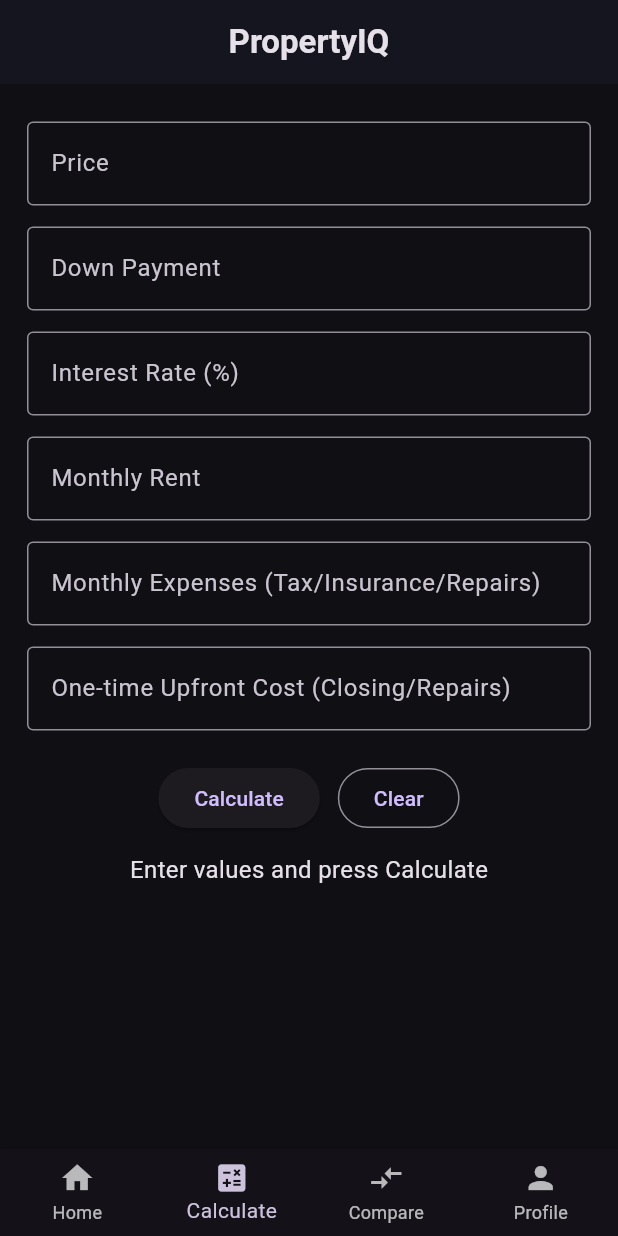
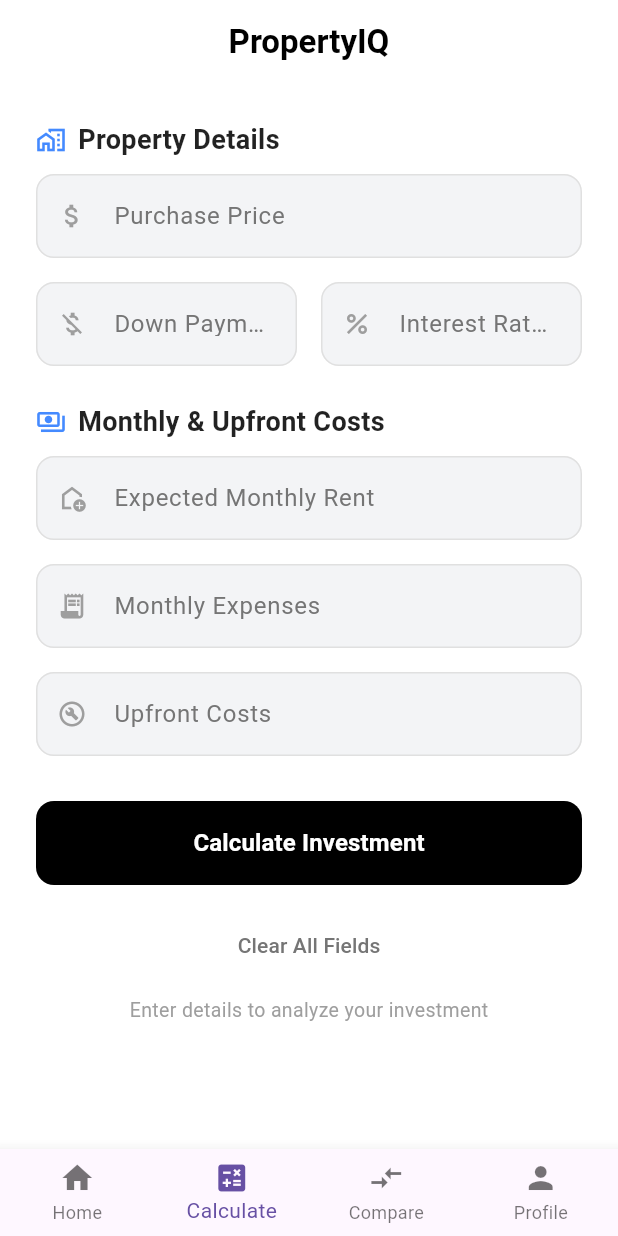
Before and after one commit to samarthnirula/propertyiq, a Flutter app: the screen it shows after launch, item 2 of the bottom bar chosen, on a phone screen of 412 x 824 dp. Run offline on Flutter 3.47's test engine with Material 3 defaults, Android fonts, the phone set to English and light mode, and no system bars.

Commit message:
merged UI changes

```diff
--- a/frontend/lib/pages/calculator_page.dart
+++ b/frontend/lib/pages/calculator_page.dart
@@ -12,6 +12,7 @@
 }
 
 class _CalculatorPageState extends State<CalculatorPage> {
+  // --- STATE & CONTROLLERS ---
   final price = TextEditingController();
   final down = TextEditingController();
   final rate = TextEditingController();
@@ -19,9 +20,11 @@
   final monthlyExpenses = TextEditingController();
   final oneTimeExpenses = TextEditingController();
 
-  String message = "Enter values and press Calculate";
+  String message = "Enter details to analyze your investment";
   CalcResponse? result;
   bool loading = false;
+
+  // --- LOGIC FUNCTIONS ---
 
   String? _validateInputs() {
     if (price.text.isEmpty ||
@@ -76,7 +79,7 @@
 
       setState(() {
         result = res;
-        message = "Calculated successfully. Tap 'Save to Compare' to store.";
+        message = "Calculated successfully.";
       });
     } catch (e) {
       setState(() => message = "Error: $e");
@@ -92,8 +95,18 @@
     PropertyStore.saved.add(PropertyItem(label: label, calc: result!));
 
     setState(() {
-      message = "Saved as $label. Go to Compare tab to select 2 properties.";
+      message = "Saved as $label. Check Compare tab.";
     });
+
+    if (mounted) {
+      ScaffoldMessenger.of(context).showSnackBar(
+        SnackBar(
+          content: Text("Saved as $label"),
+          backgroundColor: Colors.black87,
+          behavior: SnackBarBehavior.floating,
+        ),
+      );
+    }
   }
 
   void clearAll() {
@@ -106,101 +119,215 @@
 
     setState(() {
       result = null;
-      message = "Enter values and press Calculate";
+      message = "Enter details to analyze your investment";
     });
   }
 
-  Widget field(String label, TextEditingController c) {
-    return Padding(
-      padding: const EdgeInsets.symmetric(vertical: 7),
-      child: TextField(
-        controller: c,
-        keyboardType: TextInputType.number,
-        decoration: InputDecoration(labelText: label),
+  // --- UI BUILD METHOD ---
+
+  @override
+  Widget build(BuildContext context) {
+    return SingleChildScrollView(
+      padding: const EdgeInsets.all(24),
+      child: Column(
+        crossAxisAlignment: CrossAxisAlignment.start,
+        children: [
+          _buildSectionHeader("Property Details", Icons.home_work_outlined),
+          const SizedBox(height: 10),
+          _buildFormContainer([
+            _styledField("Purchase Price", price, Icons.attach_money),
+            const SizedBox(height: 16),
+            Row(
+              children: [
+                Expanded(child: _styledField("Down Payment", down, Icons.money_off)),
+                const SizedBox(width: 16),
+                Expanded(child: _styledField("Interest Rate %", rate, Icons.percent)),
+              ],
             ),
-    );
-  }
+          ]),
 
-  Widget resultRow(String label, String value, {Color? valueColor}) {
-    return Padding(
-      padding: const EdgeInsets.symmetric(vertical: 6),
-      child: Row(
-        mainAxisAlignment: MainAxisAlignment.spaceBetween,
-        children: [
-          Text(label, style: const TextStyle(fontSize: 18)),
-          Text(
-            value,
-            style: TextStyle(fontSize: 18, fontWeight: FontWeight.bold, color: valueColor),
+          const SizedBox(height: 24),
+          // Reverted Icon: payments_outlined
+          _buildSectionHeader("Monthly & Upfront Costs", Icons.payments_outlined),
+          const SizedBox(height: 10),
+          _buildFormContainer([
+            // Reverted Icon: add_home_outlined
+            _styledField("Expected Monthly Rent", rent, Icons.add_home_outlined),
+            const SizedBox(height: 16),
+            _styledField("Monthly Expenses", monthlyExpenses, Icons.receipt_long),
+            const SizedBox(height: 16),
+            _styledField("Upfront Costs", oneTimeExpenses, Icons.build_circle_outlined),
+          ]),
+
+         const SizedBox(height: 30),
+
+          // Action Buttons
+          SizedBox(
+            width: double.infinity,
+            height: 56,
+            child: ElevatedButton(
+              style: ElevatedButton.styleFrom(
+                backgroundColor: Colors.black,
+                foregroundColor: Colors.white,
+                elevation: 0,
+                shape: RoundedRectangleBorder(borderRadius: BorderRadius.circular(12)),
               ),
+              onPressed: loading ? null : calculate,
+              child: loading
+                ? const SizedBox(height: 24, width: 24, child: CircularProgressIndicator(color: Colors.white, strokeWidth: 2))
+                : const Text("Calculate Investment", style: TextStyle(fontSize: 16, fontWeight: FontWeight.bold)),
+            ),
+          ),
+
+          const SizedBox(height: 16),
+          Center(
+            child: TextButton(
+              onPressed: loading ? null : clearAll,
+              child: Text("Clear All Fields", style: TextStyle(color: Colors.grey[600])),
+            ),
+          ),
+
+          const SizedBox(height: 10),
+          Center(
+            child: Text(
+              message,
+              style: TextStyle(
+                color: message.contains("Error") ? Colors.red : Colors.grey[500],
+                fontSize: 13,
+              ),
+            ),
+          ),
+
+          if (result != null) _buildResultDashboard(result!),
+          const SizedBox(height: 40),
         ],
       ),
     );
   }
 
-  @override
-  Widget build(BuildContext context) {
-    final res = result;
+  // --- WIDGET HELPERS ---
 
-    return SingleChildScrollView(
-      padding: const EdgeInsets.all(18),
+  Widget _buildSectionHeader(String title, IconData icon) {
+    return Row(
+      children: [
+        Icon(icon, size: 20, color: Colors.blueAccent), // Kept blue accent for icons
+        const SizedBox(width: 8),
+        Text(
+          title,
+          style: const TextStyle(fontSize: 18, fontWeight: FontWeight.bold, color: Colors.black87)
+        ),
+      ],
+    );
+  }
+
+  Widget _buildFormContainer(List<Widget> children) {
+    return Column(children: children);
+  }
+
+  Widget _styledField(String label, TextEditingController c, IconData icon) {
+    return TextField(
+      controller: c,
+      keyboardType: const TextInputType.numberWithOptions(decimal: true),
+      style: const TextStyle(color: Colors.black87, fontWeight: FontWeight.w500),
+      decoration: InputDecoration(
+        labelText: label,
+        prefixIcon: Icon(icon, size: 20, color: Colors.grey[500]),
+      ),
+    );
+  }
+
+  Widget _buildResultDashboard(CalcResponse res) {
+    final bool isPositive = res.cashFlow >= 0;
+    final Color mainColor = isPositive ? const Color(0xFF10B981) : const Color(0xFFEF4444);
+
+    return Column(
+      children: [
+        const SizedBox(height: 24),
+        Container(
+          padding: const EdgeInsets.all(24),
+          decoration: BoxDecoration(
+            color: Colors.white,
+            borderRadius: BorderRadius.circular(20),
+            boxShadow: [
+              BoxShadow(
+                color: Colors.black.withOpacity(0.05),
+                blurRadius: 20,
+                offset: const Offset(0, 10),
+              )
+            ],
+            border: Border.all(color: Colors.grey.shade200),
+          ),
           child: Column(
             children: [
-          field("Price", price),
-          field("Down Payment", down),
-          field("Interest Rate (%)", rate),
-          field("Monthly Rent", rent),
-          field("Monthly Expenses (Tax/Insurance/Repairs)", monthlyExpenses),
-          field("One-time Upfront Cost (Closing/Repairs)", oneTimeExpenses),
-          const SizedBox(height: 14),
+              Text("Estimated Cash Flow", style: TextStyle(color: Colors.grey[500], fontSize: 14)),
+              const SizedBox(height: 8),
+              Text(
+                "\$${res.cashFlow.toStringAsFixed(2)}",
+                style: TextStyle(fontSize: 40, fontWeight: FontWeight.w800, color: mainColor),
+              ),
+              const SizedBox(height: 24),
 
-          Row(
-            mainAxisAlignment: MainAxisAlignment.center,
+              Divider(color: Colors.grey.shade100),
+              const SizedBox(height: 16),
+
+              GridView.count(
+                shrinkWrap: true,
+                physics: const NeverScrollableScrollPhysics(),
+                crossAxisCount: 2,
+                childAspectRatio: 2.2,
+                mainAxisSpacing: 12,
+                crossAxisSpacing: 12,
                 children: [
-              ElevatedButton(
-                onPressed: loading ? null : calculate,
-                child: Text(loading ? "Working..." : "Calculate"),
-              ),
-              const SizedBox(width: 12),
-              OutlinedButton(
-                onPressed: loading ? null : clearAll,
-                child: const Text("Clear"),
-              ),
+                  _summaryItem("ROI", "${res.roi.toStringAsFixed(2)}%", Colors.blueAccent),
+                  _summaryItem("Cap Rate", "${res.capRate.toStringAsFixed(2)}%", Colors.purpleAccent),
+                  _summaryItem("Mortgage", "\$${res.mortgagePayment.toStringAsFixed(0)}", Colors.orangeAccent),
+                  _summaryItem("Breakeven", res.breakevenYears == null ? "N/A" : "${res.breakevenYears!.toStringAsFixed(1)} yrs", Colors.teal),
                 ],
               ),
 
-          const SizedBox(height: 12),
-          Text(message, style: const TextStyle(fontSize: 16)),
-          const SizedBox(height: 16),
-
-          if (res != null)
-            Card(
-              child: Padding(
-                padding: const EdgeInsets.all(16),
-                child: Column(
-                  children: [
-                    resultRow("Mortgage", "\$${res.mortgagePayment.toStringAsFixed(2)}"),
-                    resultRow(
-                      "Cash Flow",
-                      "\$${res.cashFlow.toStringAsFixed(2)}/mo",
-                      valueColor: res.cashFlow >= 0 ? Colors.greenAccent : Colors.redAccent,
+              const SizedBox(height: 24),
+              SizedBox(
+                width: double.infinity,
+                height: 48,
+                child: OutlinedButton.icon(
+                  icon: const Icon(Icons.bookmark_border),
+                  label: const Text("Save to Compare"),
+                  style: OutlinedButton.styleFrom(
+                    foregroundColor: Colors.black87,
+                    side: BorderSide(color: Colors.grey.shade300),
+                    shape: RoundedRectangleBorder(borderRadius: BorderRadius.circular(12)),
                   ),
-                    resultRow("Cap Rate", "${res.capRate.toStringAsFixed(2)}%"),
-                    resultRow("ROI", "${res.roi.toStringAsFixed(2)}%"),
-                    resultRow(
-                      "Breakeven",
-                      res.breakevenYears == null
-                          ? "N/A"
-                          : "${res.breakevenYears!.toStringAsFixed(2)} years",
+                  onPressed: saveToCompare,
                 ),
-                    const SizedBox(height: 12),
-                    ElevatedButton(
-                      onPressed: saveToCompare,
-                      child: const Text("Save to Compare"),
               ),
             ],
           ),
         ),
+      ],
+    );
+  }
+
+  Widget _summaryItem(String label, String value, Color accent) {
+    return Container(
+      padding: const EdgeInsets.symmetric(horizontal: 12),
+      decoration: BoxDecoration(
+        color: const Color(0xFFF9FAFB),
+        borderRadius: BorderRadius.circular(12),
+        border: Border.all(color: Colors.grey.shade200),
       ),
+      child: Column(
+        mainAxisAlignment: MainAxisAlignment.center,
+        crossAxisAlignment: CrossAxisAlignment.start,
+        children: [
+          Row(
+            children: [
+              CircleAvatar(backgroundColor: accent.withOpacity(0.2), radius: 4),
+              const SizedBox(width: 6),
+              Text(label, style: TextStyle(color: Colors.grey[600], fontSize: 12)),
+            ],
+          ),
+          const SizedBox(height: 4),
+          Text(value, style: const TextStyle(fontSize: 16, fontWeight: FontWeight.bold, color: Colors.black87)),
         ],
       ),
     );
--- a/frontend/lib/theme.dart
+++ b/frontend/lib/theme.dart
@@ -1,19 +1,45 @@
 import 'package:flutter/material.dart';
 
 ThemeData appTheme() {
-  return ThemeData.dark().copyWith(
-    scaffoldBackgroundColor: const Color(0xFF0F0F14),
+  return ThemeData(
+    // Switch to Light Mode
+    brightness: Brightness.light,
+    primaryColor: Colors.blueAccent,
+    scaffoldBackgroundColor: Colors.white,
+
+    // Make the App Bar White with Black Text
     appBarTheme: const AppBarTheme(
+      backgroundColor: Colors.white,
+      foregroundColor: Colors.black, //Sets title and icon color to black
+      elevation: 0, //Removes the shadow for a flat, modern look
       centerTitle: true,
-      backgroundColor: Color(0xFF151520),
+      iconTheme: IconThemeData(color: Colors.black)
     ),
-    inputDecorationTheme: const InputDecorationTheme(
-      border: OutlineInputBorder(),
+
+    inputDecorationTheme: InputDecorationTheme(
+      border: OutlineInputBorder(
+        borderRadius: BorderRadius.circular(12),
+        borderSide: BorderSide(color: Colors.grey.shade300),
+      ),
+      enabledBorder: OutlineInputBorder(
+        borderRadius: BorderRadius.circular(12),
+        borderSide: BorderSide(color: Colors.grey.shade300),
+      ),
+      focusedBorder: OutlineInputBorder(
+        borderRadius: BorderRadius.circular(12),
+        borderSide: const BorderSide(color: Colors.blueAccent, width:2),
+      ),
+      filled: true,
+      fillColor: const Color(0xFFF3F4F6),
+      labelStyle: TextStyle(color: Colors.grey.shade600),
     ),
+
     cardTheme: CardThemeData(
-      elevation: 2,
+      color: Colors.white,
+      elevation: 3,
+      shadowColor: Colors.black.withOpacity(0.1),
       shape: RoundedRectangleBorder(
-        borderRadius: BorderRadius.circular(12),
+        borderRadius: BorderRadius.circular(16),
       ),
     ),
   );
```
Lines whose indentation alone changed are shown as unchanged.
